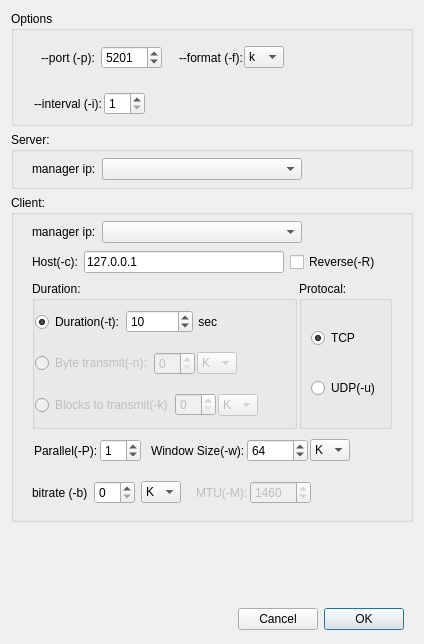
First picture: the form in iperfclientdlg.ui, repository coolshou/pyIperf, before the edit.
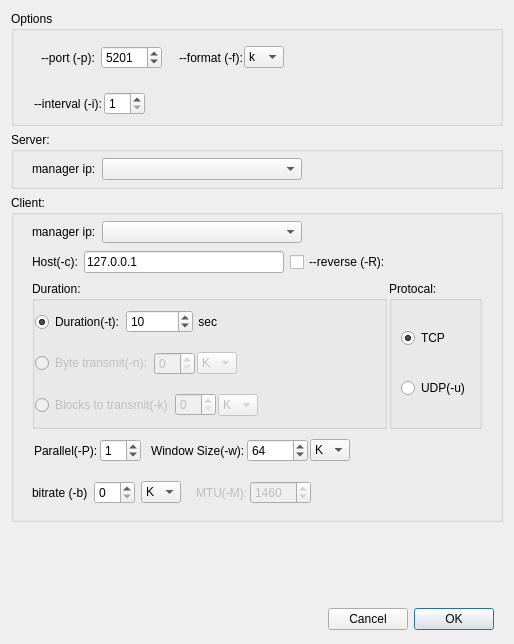
Second picture: the form after the edit.

```diff
--- a/iperfclientdlg.ui
+++ b/iperfclientdlg.ui
@@ -6,7 +6,7 @@
    <rect>
     <x>0</x>
     <y>0</y>
-    <width>424</width>
+    <width>514</width>
     <height>644</height>
    </rect>
   </property>
@@ -397,7 +397,7 @@
          <item>
           <widget class="QCheckBox" name="cbReverse">
            <property name="text">
-            <string>Reverse(-R)</string>
+            <string>--reverse (-R):</string>
            </property>
           </widget>
          </item>
```
